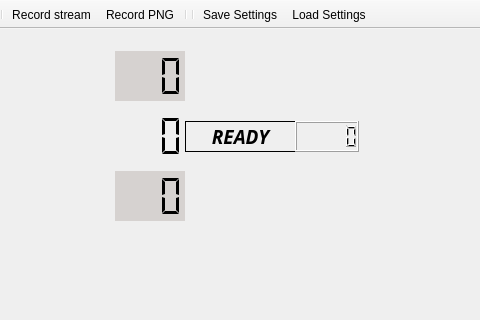
geleos27/serial_port_plotter, file mainwindow.ui: the form before one commit; both pictures show x 326 to 806 and y 0 to 320 of the 1160 by 826 pixel window.
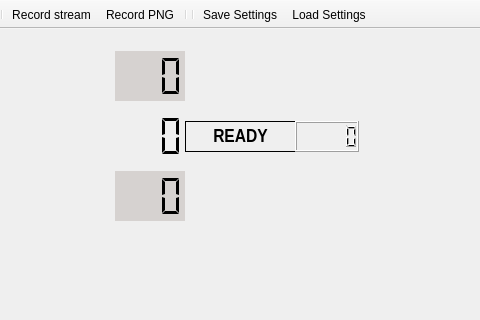
The form after the commit. Icons and pictures are not drawn. Custom widgets are drawn as their Qt base class.

```diff
--- a/mainwindow.ui
+++ b/mainwindow.ui
@@ -999,11 +999,13 @@
           </property>
           <property name="font">
            <font>
-            <family>Noto Sans</family>
+            <family>Arial Narrow</family>
             <pointsize>14</pointsize>
-            <italic>true</italic>
+            <italic>false</italic>
             <bold>true</bold>
             <underline>false</underline>
+            <stylestrategy>PreferAntialias</stylestrategy>
+            <kerning>false</kerning>
            </font>
           </property>
           <property name="frameShape">
```
